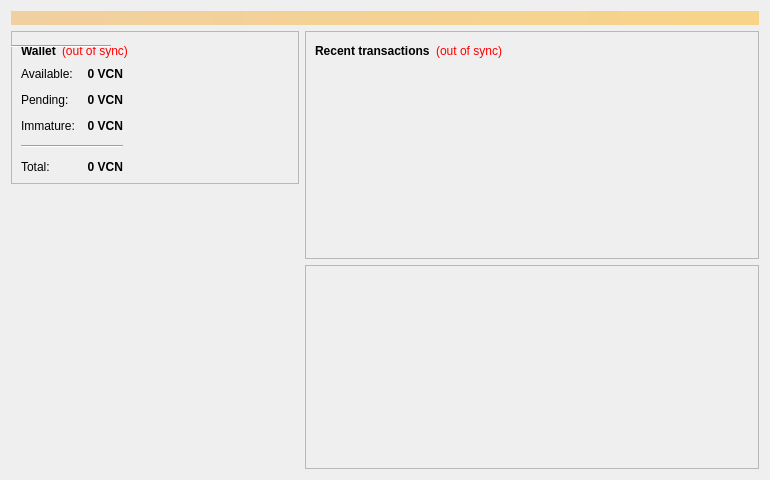
The window that src/qt/forms/overviewpage.ui (gjhiggins/vcoin09) describes before a commit, drawn with Qt 5.
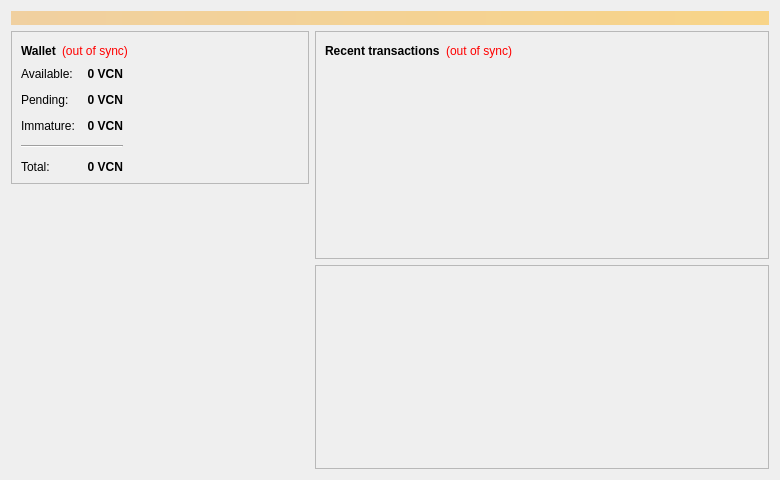
The same window after the commit. Icons and pictures are not drawn. Custom widgets are drawn as their Qt base class.

Patch:
```diff
--- a/src/qt/forms/overviewpage.ui
+++ b/src/qt/forms/overviewpage.ui
@@ -6,16 +6,10 @@
    <rect>
     <x>0</x>
     <y>0</y>
-    <width>770</width>
+    <width>780</width>
     <height>480</height>
    </rect>
   </property>
-  <property name="minimumSize">
-   <size>
-    <width>770</width>
-    <height>480</height>
-   </size>
-  </property>
   <property name="windowTitle">
    <string>Form</string>
   </property>
@@ -240,13 +234,6 @@
               </property>
              </widget>
             </item>
-            <item row="3" column="0" colspan="2">
-             <widget class="Line" name="line">
-              <property name="orientation">
-               <enum>Qt::Horizontal</enum>
-              </property>
-             </widget>
-            </item>
            </layout>
           </item>
             <item>
```
Lines whose indentation alone changed are shown as unchanged.
